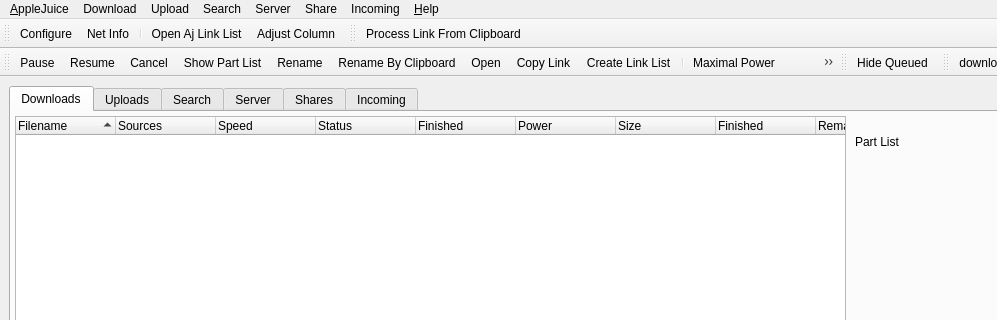
The window that juicer/src/qajmainwindowbase.ui (applejuicenetz/gui-juicer) describes before a commit, drawn with Qt 5; both pictures show x 0 to 997 and y 0 to 320 of the 1288 by 688 pixel window.
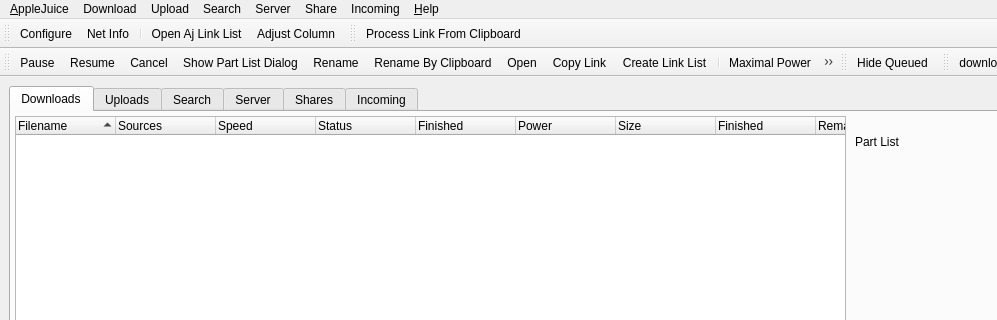
The same window after the commit. Icons and pictures are not drawn. Custom widgets are drawn as their Qt base class.

Patch:
```diff
--- a/juicer/src/qajmainwindowbase.ui
+++ b/juicer/src/qajmainwindowbase.ui
@@ -555,6 +555,7 @@
    <addaction name="actionMaximal_Power" />
    <addaction name="actionRemove_Finished" />
    <addaction name="actionHide_Paused" />
+   <addaction name="actionAction_Show_Part_List_Dock" />
    <addaction name="separator" />
   </widget>
   <widget class="QToolBar" name="uploadToolBar" >
@@ -790,7 +791,7 @@
      <normaloff>:/partlist.png</normaloff>:/partlist.png</iconset>
    </property>
    <property name="text" >
-    <string>Show Part List</string>
+    <string>Show Part List Dialog</string>
    </property>
   </action>
   <action name="actionRename" >
@@ -1060,6 +1061,24 @@
     <string>Reload</string>
    </property>
   </action>
+  <action name="actionAction_Show_Part_List_Dock" >
+   <property name="checkable" >
+    <bool>true</bool>
+   </property>
+   <property name="icon" >
+    <iconset resource="images.qrc" >
+     <normaloff>:/partlist2.png</normaloff>:/partlist2.png</iconset>
+   </property>
+   <property name="text" >
+    <string>Show Part List Dock Widget</string>
+   </property>
+   <property name="iconText" >
+    <string>Show Part List Dock Widget</string>
+   </property>
+   <property name="toolTip" >
+    <string>Show Part List Dock Widget</string>
+   </property>
+  </action>
  </widget>
  <customwidgets>
   <customwidget>
```
